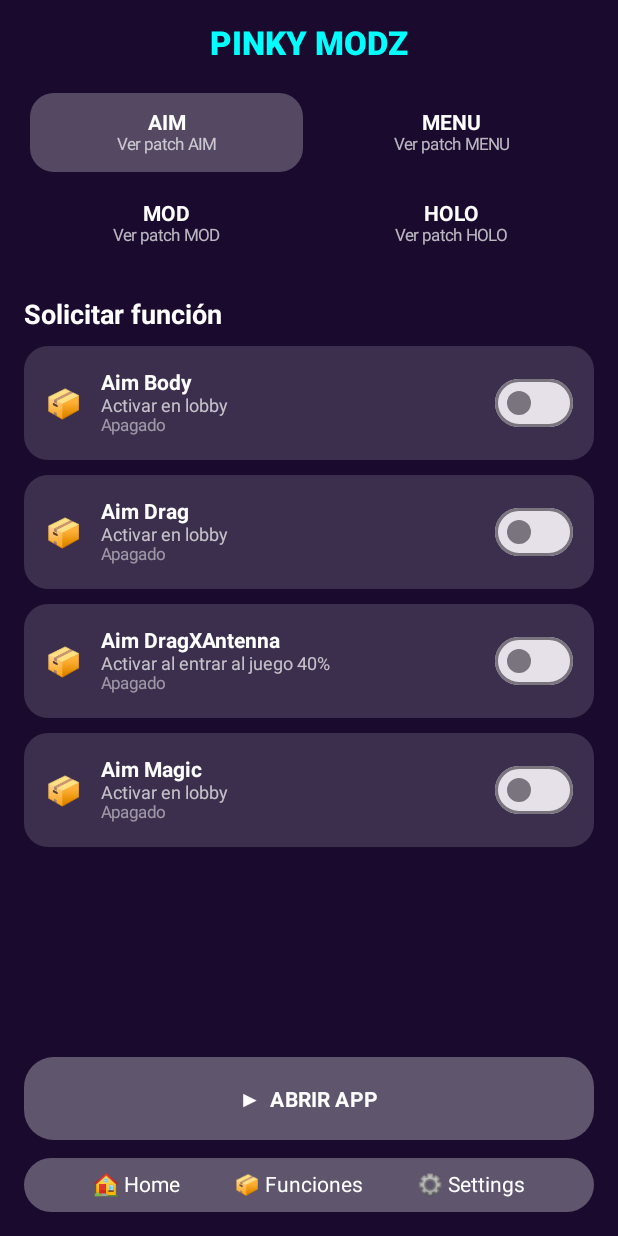
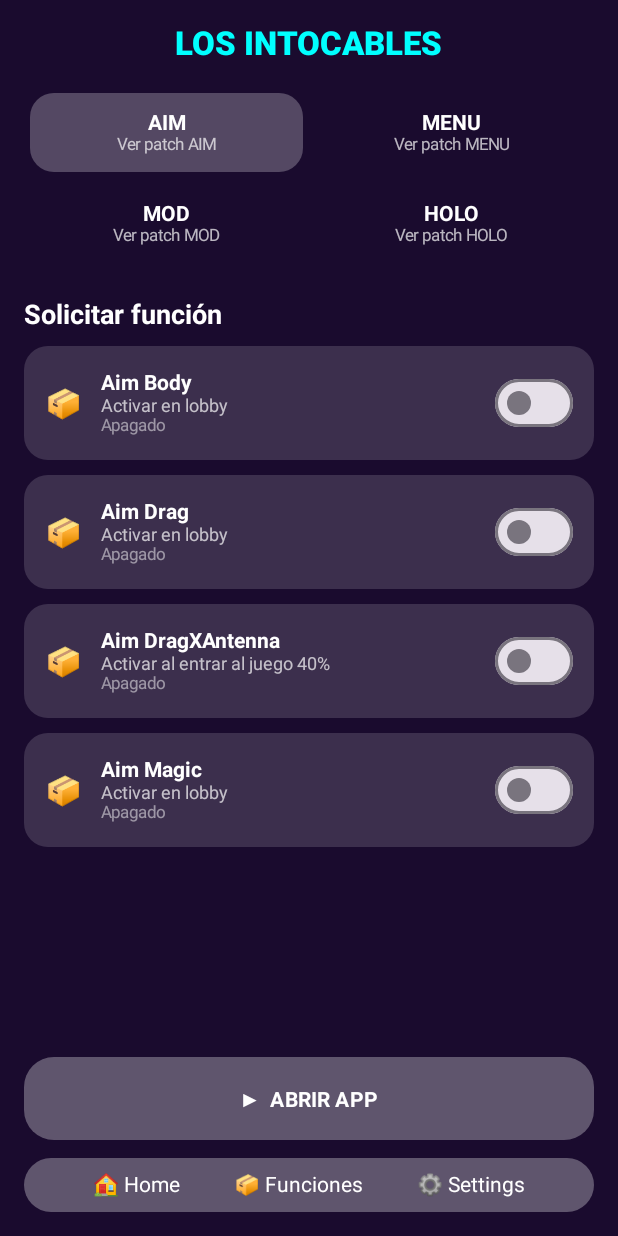
Before and after one commit to tj2prtc9p9-cyber/APK2, an Android app built with Jetpack Compose: the composable PinkyMenu shown on its own in the app's theme, on a phone screen of 412 x 824 dp. Run offline under Robolectric (Android 15) with nearby library versions, the phone set to English and light mode, and no system bars; 1 statement that could not run was skipped.

Commit message:
Actualizar MainActivity.kt

```diff
--- a/app/src/main/java/com/example/miapp/MainActivity.kt
+++ b/app/src/main/java/com/example/miapp/MainActivity.kt
@@ -41,7 +41,7 @@ fun PinkyMenu() {
     Box(modifier = Modifier.fillMaxSize().background(Color(0xFF1A0B2E))) {
         Column(modifier = Modifier.padding(16.dp)) {
             Text(
-                "PINKY MODZ",
+                "LOS INTOCABLES",
                 color = Color.Cyan,
                 fontWeight = FontWeight.Black,
                 fontSize = 22.sp,
```
